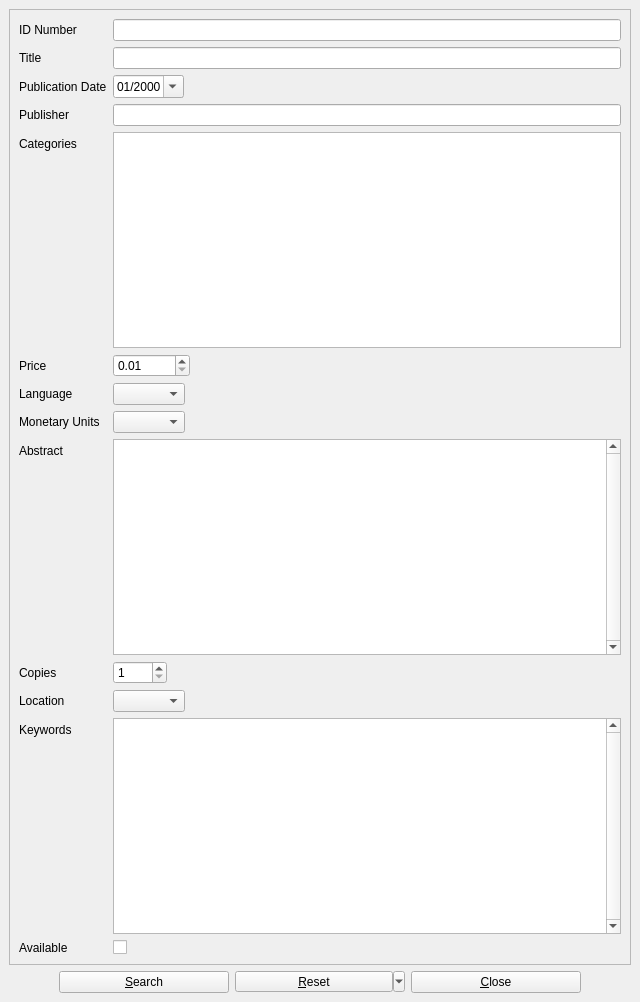
textbrowser/biblioteq, file allinfo.ui: the form before one commit.
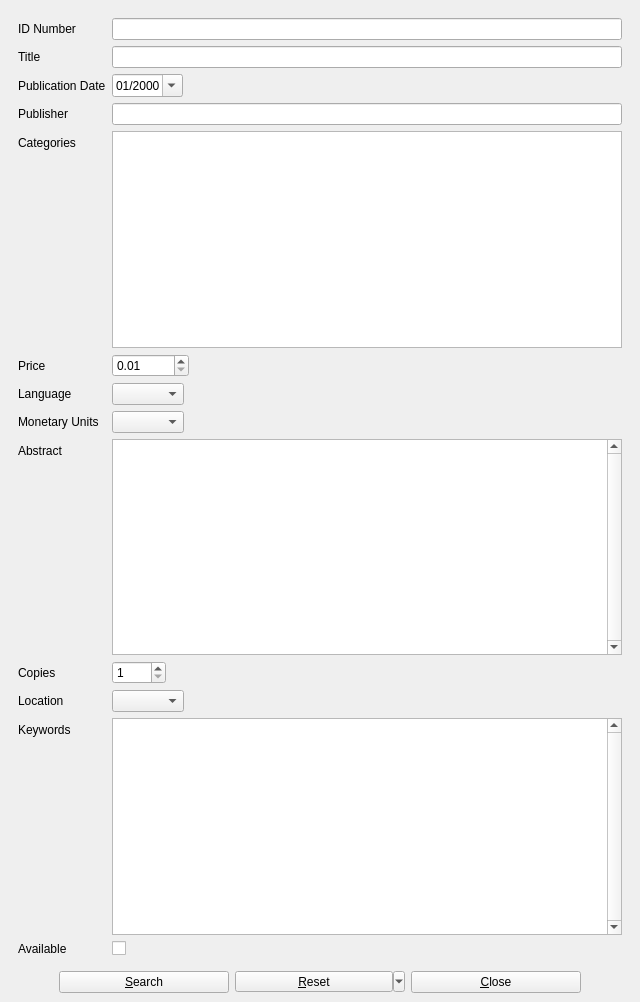
The form after the commit. Icons and pictures are not drawn.

Diff of the .ui file:
```diff
--- a/allinfo.ui
+++ b/allinfo.ui
@@ -32,8 +32,8 @@
         <rect>
          <x>0</x>
          <y>0</y>
-         <width>622</width>
-         <height>942</height>
+         <width>632</width>
+         <height>963</height>
         </rect>
        </property>
        <layout class="QVBoxLayout" name="verticalLayout">
@@ -45,12 +45,6 @@
         </property>
         <item>
          <widget class="QFrame" name="frame">
-          <property name="frameShape">
-           <enum>QFrame::StyledPanel</enum>
-          </property>
-          <property name="frameShadow">
-           <enum>QFrame::Raised</enum>
-          </property>
           <layout class="QFormLayout" name="formLayout">
            <item row="0" column="0">
             <widget class="QLabel" name="label">
```
